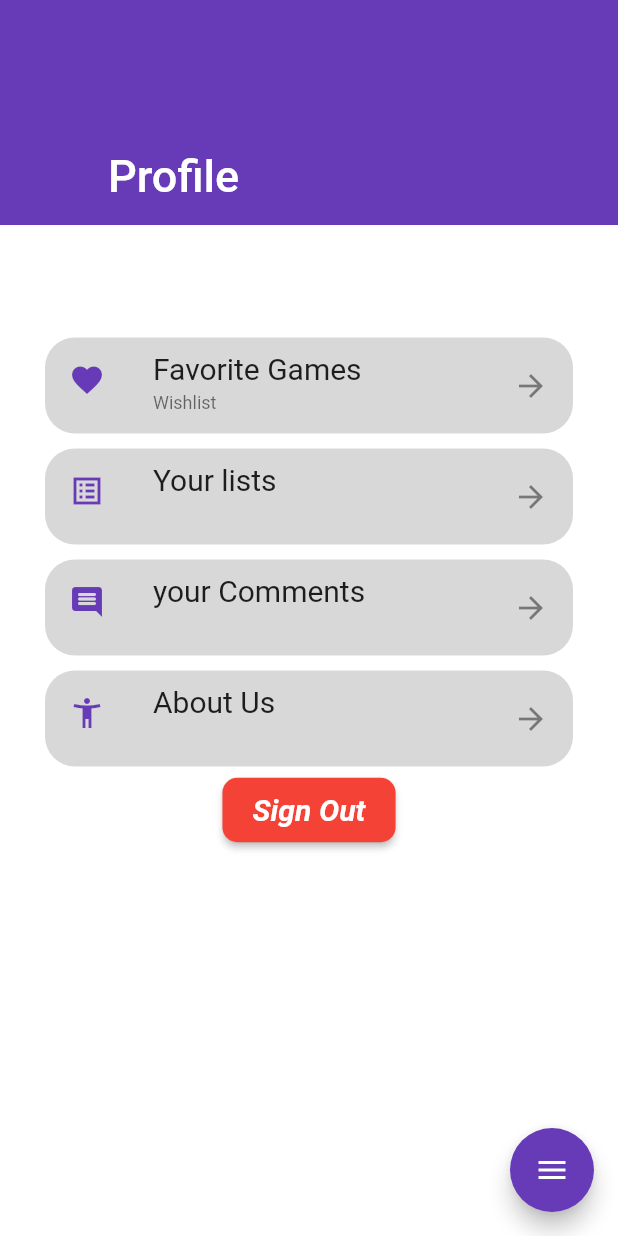
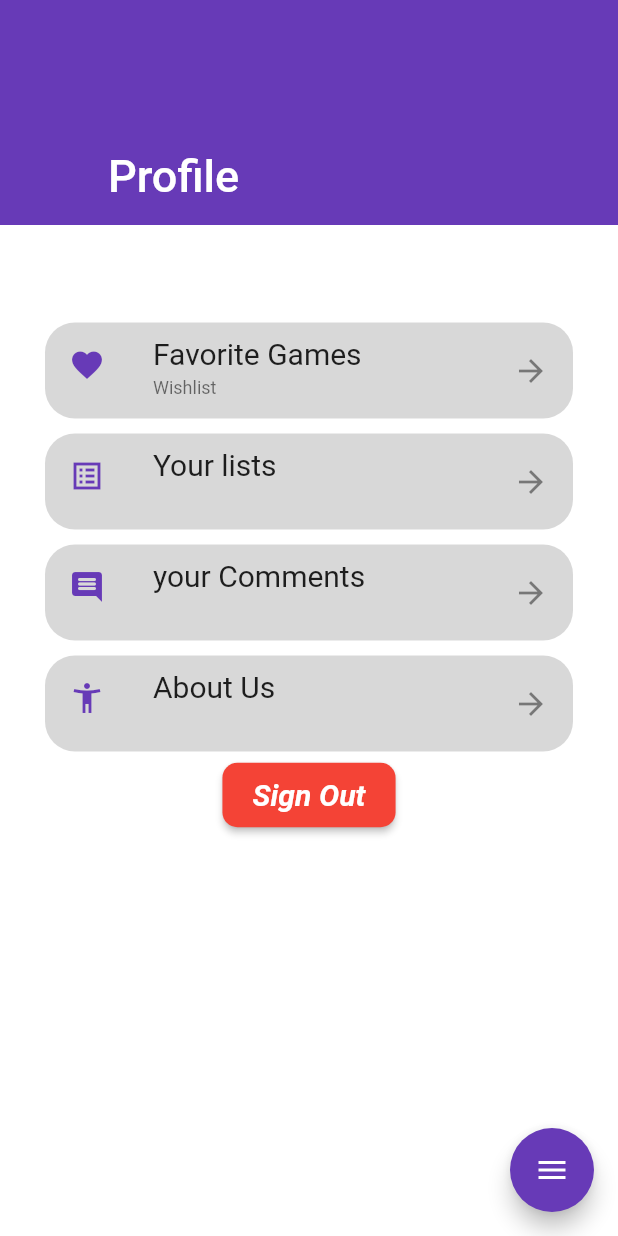
Before and after one commit to OmarEmad313/gamers_guide, a Flutter app: the ProfilePage screen opened by its route, on a phone screen of 412 x 824 dp. Run offline on Flutter 3.47's test engine with Material 2 defaults, Android fonts, the phone set to English and light mode, and no system bars; drawn by our look-alikes of flutter_speed_dial; our stand-ins replace cloud_firestore, email_validator, firebase_auth, firebase_core, flutter_rating_bar, go_router and 4 more; accounts and stored records are empty; network calls fail.

Commit message:
Profile page edited

```diff
--- a/gamer_guide/lib/views/profile_page.dart
+++ b/gamer_guide/lib/views/profile_page.dart
@@ -63,7 +63,7 @@ class _ProfilePageState extends State<ProfilePage> {
                 ontap: () {},
                 noBack: true,
               ),
-              const SliverToBoxAdapter(child: SizedBox(height: 70)),
+              const SliverToBoxAdapter(child: SizedBox(height: 60)),
               SliverList(
                   delegate: SliverChildBuilderDelegate((context, index) {
                 return MyContainer(
```
